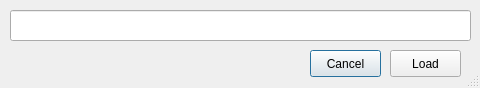
Qt form load_config_dialog.ui (yyquick/host-switcher) before a commit.
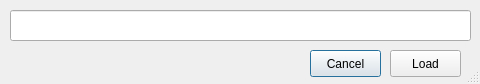
The same form after that commit.

Commit message: ver 0.3 rc2

The edit to the form file:
```diff
--- a/load_config_dialog.ui
+++ b/load_config_dialog.ui
@@ -10,7 +10,7 @@
     <x>0</x>
     <y>0</y>
     <width>480</width>
-    <height>88</height>
+    <height>84</height>
    </rect>
   </property>
   <property name="windowTitle">
@@ -36,9 +36,9 @@
    <property name="geometry">
     <rect>
      <x>20</x>
-     <y>60</y>
-     <width>151</width>
-     <height>17</height>
+     <y>53</y>
+     <width>281</width>
+     <height>20</height>
     </rect>
    </property>
    <property name="text">
```
Left out of the diff: 2 changed lines with no effect on the pictures. The commit also changes 2 other files.
